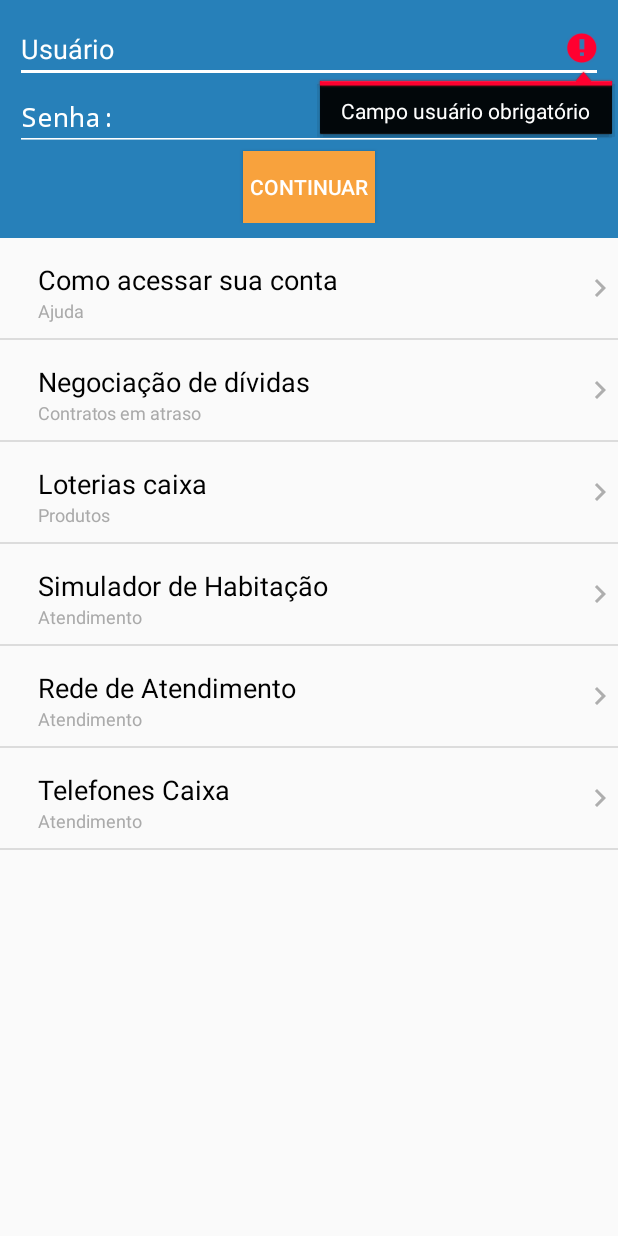
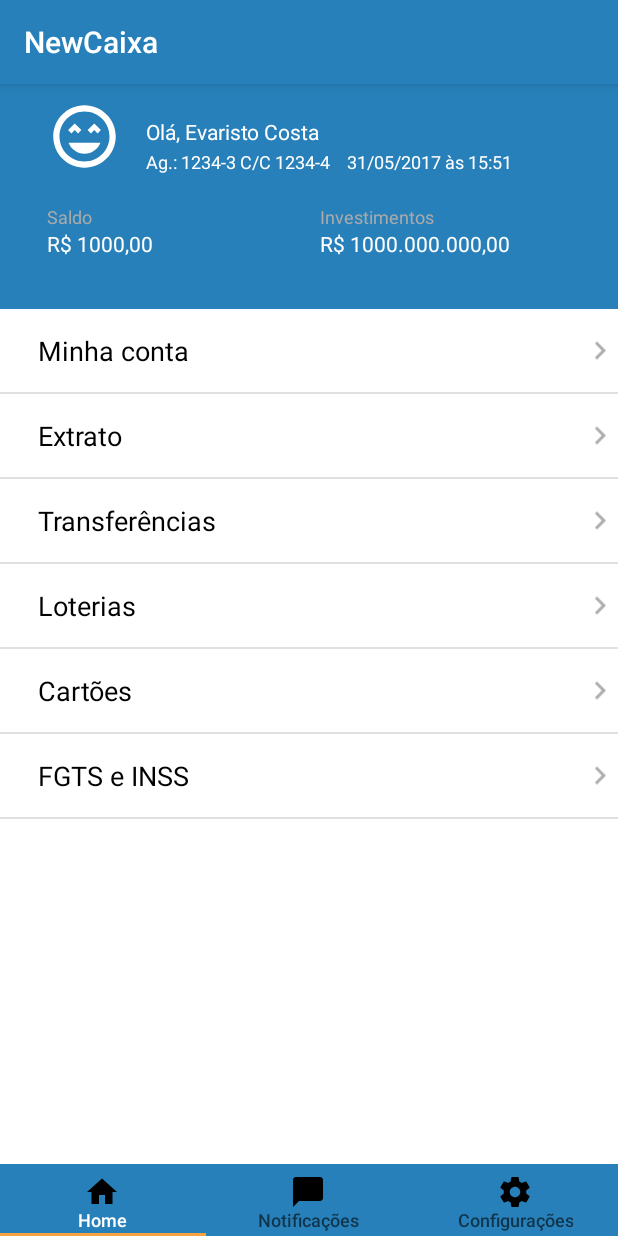
Before and after one commit to tgfarias/newcaixa, an Android app: the LoginActivity screen opened directly, with no data from a screen before it, after a tap on "CONTINUAR", on a phone screen of 412 x 824 dp. Run offline under Robolectric (Android 15) with nearby library versions, the phone set to English and light mode, and no system bars.

Commit message:
Adicionando tabBar, tela inicial

```diff
--- a/app/src/main/AndroidManifest.xml
+++ b/app/src/main/AndroidManifest.xml
@@ -9,13 +9,13 @@
         android:roundIcon="@mipmap/ic_launcher_round"
         android:supportsRtl="true"
         android:theme="@style/AppTheme">
-
         <activity
             android:name=".SplashActivity"
             android:configChanges="orientation|keyboardHidden|screenSize"
             android:label="@string/title_activity_splash"
             android:theme="@style/Theme.AppCompat.NoActionBar">
-            <!--android:theme="@style/FullscreenTheme">-->
+
+            <!-- android:theme="@style/FullscreenTheme"> -->
             <intent-filter>
                 <action android:name="android.intent.action.MAIN" />
 
@@ -25,6 +25,8 @@
         <activity android:name=".MainActivity" />
         <activity android:name=".LoginActivity" />
         <activity android:name=".PrincipalActivity" />
+        <activity android:name=".LogonActivity" />
+        <activity android:name=".ExtratoActivity"></activity>
     </application>
 
 </manifest>
--- /dev/null
+++ b/app/src/main/java/br/com/posmobile/newcaixa/ConfigFragment.java
@@ -0,0 +1,42 @@
+package br.com.posmobile.newcaixa;
+
+import android.os.Bundle;
+import android.support.annotation.Nullable;
+import android.support.v4.app.Fragment;
+import android.view.LayoutInflater;
+import android.view.View;
+import android.view.ViewGroup;
+import android.widget.TextView;
+
+/**
+ * Created by tiagocosta on 01/06/2017.
+ */
+
+public class ConfigFragment extends Fragment {
+    public static final String ARG_PAGE = "ARG_PAGE";
+
+    private int mPage;
+
+    public static ConfigFragment newInstance(int page){
+        Bundle args = new Bundle();
+        args.putInt(ARG_PAGE, page);
+        ConfigFragment fragment = new ConfigFragment();
+        fragment.setArguments(args);
+        return fragment;
+    }
+
+    @Override
+    public void onCreate(@Nullable Bundle savedInstanceState) {
+        super.onCreate(savedInstanceState);
+        mPage = getArguments().getInt(ARG_PAGE);
+    }
+
+    @Nullable
+    @Override
+    public View onCreateView(LayoutInflater inflater, @Nullable ViewGroup container, Bundle savedInstanceState) {
+        View view = inflater.inflate(R.layout.fragment_config, container, false);
+        TextView textView = (TextView) view;
+        textView.setText("Loteria Fragment #" + mPage);
+        return view;
+    }
+}
--- /dev/null
+++ b/app/src/main/java/br/com/posmobile/newcaixa/ExtratoActivity.java
@@ -0,0 +1,35 @@
+package br.com.posmobile.newcaixa;
+
+import android.content.Intent;
+import android.support.v7.app.AppCompatActivity;
+import android.os.Bundle;
+import android.view.MenuItem;
+
+public class ExtratoActivity extends AppCompatActivity {
+
+    @Override
+    protected void onCreate(Bundle savedInstanceState) {
+        super.onCreate(savedInstanceState);
+        getSupportActionBar().setDisplayHomeAsUpEnabled(true); //Mostrar o botão
+        getSupportActionBar().setHomeButtonEnabled(true);
+        setContentView(R.layout.activity_extrato);
+    }
+
+    @Override
+    public void onBackPressed() {
+        finish();
+    }
+
+    @Override
+    public boolean onOptionsItemSelected(MenuItem item) { //Botão adicional na ToolBar
+        switch (item.getItemId()) {
+            case android.R.id.home:  //ID do seu botão (gerado automaticamente pelo android, usando como está, deve funcionar
+                Intent it = new Intent(this, LogonActivity.class);
+                startActivity(it);
+                finish();
+                break;
+            default:break;
+        }
+        return true;
+    }
+}
--- /dev/null
+++ b/app/src/main/java/br/com/posmobile/newcaixa/InternoAdapter.java
@@ -0,0 +1,54 @@
+package br.com.posmobile.newcaixa;
+
+import android.content.Context;
+import android.content.Intent;
+import android.support.v4.view.ViewPager;
+import android.view.LayoutInflater;
+import android.view.View;
+import android.view.ViewGroup;
+import android.widget.BaseAdapter;
+import android.widget.ImageView;
+import android.widget.TextView;
+
+import java.util.List;
+
+/**
+ * Created by tiagocosta on 01/06/2017.
+ */
+
+public class InternoAdapter extends BaseAdapter {
+    Context context;
+    List<String> menuitens;
+
+    public InternoAdapter (Context ctx, List<String> menuitens){
+        this.context = ctx;
+        this.menuitens = menuitens;
+    }
+    @Override
+    public int getCount() {
+        return menuitens.size();
+    }
+
+    @Override
+    public Object getItem(int position) {
+        return menuitens.get(position);
+    }
+
+    @Override
+    public long getItemId(int position) {
+        return position;
+    }
+
+    @Override
+    public View getView(int position, View convertView, ViewGroup parent) {
+        String menuitem = menuitens.get(position);
+        View linha = LayoutInflater.from(context).inflate(R.layout.item_menuinterno, null);
+        TextView tvTitulo = (TextView) linha.findViewById(R.id.tvMenu);
+        ImageView ivSeta = (ImageView) linha.findViewById(R.id.ivSeta);
+
+        tvTitulo.setText(menuitem);
+        ivSeta.setImageResource(R.drawable.ic_chevron_right_black_24dp);
+
+        return linha;
+    }
+}
--- a/app/src/main/java/br/com/posmobile/newcaixa/LoginActivity.java
+++ b/app/src/main/java/br/com/posmobile/newcaixa/LoginActivity.java
@@ -1,6 +1,7 @@
 package br.com.posmobile.newcaixa;
 
 import android.app.Activity;
+import android.content.Intent;
 import android.os.Bundle;
 import android.view.View;
 import android.widget.Button;
@@ -45,11 +46,11 @@ public class LoginActivity extends Activity {
             public void onClick(View v) {
                 String usuario = edUsuario.getText().toString();
                 String senha = edSenha.getText().toString();
-                if(usuario.length() == 0)
-                    edUsuario.setError("Campo usuário obrigatório");
-                else if(senha.length() == 0)
-                    edSenha.setError("Campo senha obrigatório");
-                else
+//                if(usuario.length() == 0)
+//                    edUsuario.setError("Campo usuário obrigatório");
+//                else if(senha.length() == 0)
+//                    edSenha.setError("Campo senha obrigatório");
+//                else
                     login(usuario, senha);
             }
         });
@@ -57,21 +58,22 @@ public class LoginActivity extends Activity {
 
     private void login(String user, String pass)
     {
-        if(!user.equals("Cliente")){
-            edUsuario.setError("Usuário não cadastrado/ativo");
-            edUsuario.setFocusable(true);
-        }
-        else if(!pass.equals("123entrar")) {
-            edSenha.setError("Senha incorreta, tente novamente");
-            edSenha.setText("");
-            edSenha.setFocusable(true);
-        }
-        else
-        {
+//        if(!user.equals("Cliente")){
+//            edUsuario.setError("Usuário não cadastrado/ativo");
+//            edUsuario.setFocusable(true);
+//        }
+//        else if(!pass.equals("123entrar")) {
+//            edSenha.setError("Senha incorreta, tente novamente");
+//            edSenha.setText("");
+//            edSenha.setFocusable(true);
+//        }
+//        else
+//        {
             Toast.makeText(this, "Login realizado com sucesso", Toast.LENGTH_LONG).show();
             edUsuario.setText("");
             edSenha.setText("");
-        }
-
+            Intent i = new Intent(LoginActivity.this, LogonActivity.class);
+            startActivity(i);
+//        }
     }
 }
--- /dev/null
+++ b/app/src/main/java/br/com/posmobile/newcaixa/LogonActivity.java
@@ -0,0 +1,36 @@
+package br.com.posmobile.newcaixa;
+
+import android.support.design.widget.TabLayout;
+import android.support.v4.view.ViewPager;
+import android.support.v7.app.AppCompatActivity;
+import android.os.Bundle;
+
+public class LogonActivity extends AppCompatActivity {
+    private TabLayout tabLayout;
+    private ViewPager viewPager;
+    public static String POSITION = "POSITION";
+
+    @Override
+    protected void onCreate(Bundle savedInstanceState){
+        super.onCreate(savedInstanceState);
+        setContentView(R.layout.activity_logon);
+
+        viewPager = (ViewPager) findViewById(R.id.viewpager);
+        viewPager.setAdapter(new PrincipalFragmentPageAdapter(getSupportFragmentManager(), LogonActivity.this));
+
+        tabLayout = (TabLayout) findViewById(R.id.sliding_tabs);
+        tabLayout.setupWithViewPager(viewPager);
+    }
+
+    @Override
+    public void onSaveInstanceState(Bundle outState){
+        super.onSaveInstanceState(outState);
+        outState.putInt(POSITION, tabLayout.getSelectedTabPosition());
+    }
+
+    @Override
+    protected void onRestoreInstanceState(Bundle savedInstanceState){
+        super.onRestoreInstanceState(savedInstanceState);
+        viewPager.setCurrentItem(savedInstanceState.getInt(POSITION));
+    }
+}
--- /dev/null
+++ b/app/src/main/java/br/com/posmobile/newcaixa/LogonFragment.java
@@ -0,0 +1,80 @@
+package br.com.posmobile.newcaixa;
+
+import android.content.Intent;
+import android.os.Bundle;
+import android.support.annotation.Nullable;
+import android.support.v4.app.Fragment;
+import android.view.LayoutInflater;
+import android.view.View;
+import android.view.ViewGroup;
+import android.widget.AdapterView;
+import android.widget.ListView;
+import android.widget.Toast;
+
+import java.util.ArrayList;
+import java.util.List;
+
+/**
+ * Created by tiagocosta on 31/05/2017.
+ */
+
+public class LogonFragment extends Fragment {
+    public static final String ARG_PAGE = "ARG_PAGE";
+    private ListView lvMenuItens;
+    private int mPage;
+    private InternoAdapter internoAdapter;
+
+    public static LogonFragment newInstance(int page){
+        Bundle args = new Bundle();
+        args.putInt(ARG_PAGE, page);
+        LogonFragment fragment = new LogonFragment();
+        fragment.setArguments(args);
+        return fragment;
+    }
+
+    @Override
+    public void onCreate(@Nullable Bundle savedInstanceState) {
+        super.onCreate(savedInstanceState);
+        mPage = getArguments().getInt(ARG_PAGE);
+    }
+
+    @Nullable
+    @Override
+    public View onCreateView(LayoutInflater inflater, @Nullable ViewGroup container, Bundle savedInstanceState) {
+        View view = inflater.inflate(R.layout.fragment_logon, container, false);
+        //TextView textView = (TextView) view;
+        //textView.setText("Fragment #" + mPage);
+
+        lvMenuItens = (ListView) view.findViewById(R.id.lvMenuItens);
+        final List<String> menuItens = new ArrayList<>();
+        menuItens.add("Minha conta");
+        menuItens.add("Extrato");
+        menuItens.add("Transferências");
+        menuItens.add("Loterias");
+        menuItens.add("Cartões");
+        menuItens.add("FGTS e INSS");
+
+        internoAdapter = new InternoAdapter(getActivity(), menuItens);
+        lvMenuItens.setAdapter(internoAdapter);
+
+        lvMenuItens.setOnItemClickListener(new AdapterView.OnItemClickListener() {
+            @Override
+            public void onItemClick(AdapterView<?> parent, View view, int position, long id) {
+                switch (position)
+               {
+
+                   case 1:
+                       Intent it = new Intent(getActivity(), ExtratoActivity.class);
+                       startActivity(it);
+
+                   case 3:
+                       Intent it2 = new Intent(getActivity(), ExtratoActivity.class);
+                       startActivity(it2);
+                   default:
+                       Toast.makeText(getContext(), menuItens.get(position) + " clicado!!", Toast.LENGTH_LONG).show();
+               }
+            }
+        });
+        return view;
+    }
+}
--- /dev/null
+++ b/app/src/main/java/br/com/posmobile/newcaixa/NotificationsFragment.java
@@ -0,0 +1,42 @@
+package br.com.posmobile.newcaixa;
+
+import android.os.Bundle;
+import android.support.annotation.Nullable;
+import android.support.v4.app.Fragment;
+import android.view.LayoutInflater;
+import android.view.View;
+import android.view.ViewGroup;
+import android.widget.TextView;
+
+/**
+ * Created by tiagocosta on 01/06/2017.
+ */
+
+public class NotificationsFragment extends Fragment {
+    public static final String ARG_PAGE = "ARG_PAGE";
+
+    private int mPage;
+
+    public static NotificationsFragment newInstance(int page){
+        Bundle args = new Bundle();
+        args.putInt(ARG_PAGE, page);
+        NotificationsFragment fragment = new NotificationsFragment();
+        fragment.setArguments(args);
+        return fragment;
+    }
+
+    @Override
+    public void onCreate(@Nullable Bundle savedInstanceState) {
+        super.onCreate(savedInstanceState);
+        mPage = getArguments().getInt(ARG_PAGE);
+    }
+
+    @Nullable
+    @Override
+    public View onCreateView(LayoutInflater inflater, @Nullable ViewGroup container, Bundle savedInstanceState) {
+        View view = inflater.inflate(R.layout.fragment_notifications, container, false);
+        TextView textView = (TextView) view;
+        textView.setText("Extrato Fragment #" + mPage);
+        return view;
+    }
+}
--- /dev/null
+++ b/app/src/main/java/br/com/posmobile/newcaixa/PrincipalFragmentPageAdapter.java
@@ -0,0 +1,66 @@
+package br.com.posmobile.newcaixa;
+
+import android.content.Context;
+import android.graphics.drawable.Drawable;
+import android.support.v4.app.Fragment;
+import android.support.v4.app.FragmentManager;
+import android.support.v4.app.FragmentPagerAdapter;
+import android.support.v4.content.ContextCompat;
+import android.text.Spannable;
+import android.text.SpannableString;
+import android.text.style.ImageSpan;
+
+/**
+ * Created by tiagocosta on 31/05/2017.
+ */
+
+class PrincipalFragmentPageAdapter extends FragmentPagerAdapter {
+    final int PAGE_COUNT = 3;
+    private String tabTitles[] = new String[]{"Home","Notificações","Configurações"};
+    private Context context;
+
+    public PrincipalFragmentPageAdapter(FragmentManager fm, Context context){
+        super(fm);
+        this.context = context;
+    }
+
+    @Override
+    public int getCount() {
+        return PAGE_COUNT;
+    }
+
+    @Override
+    public Fragment getItem(int position) {
+        switch (position){
+            case 0:
+                return LogonFragment.newInstance(position + 1);
+            case 1:
+                return NotificationsFragment.newInstance(position + 1);
+            case 2:
+                return ConfigFragment.newInstance(position + 1);
+            default:
+                return null;
+        }
+    }
+
+    @Override
+    public CharSequence getPageTitle(int position) {
+        // Generate title based on item position
+        //return tabTitles[position];
+        Drawable image = ContextCompat.getDrawable(context, imageResId[position]);
+        image.setBounds(0, 0, image.getIntrinsicWidth(), image.getIntrinsicHeight());
+        SpannableString sb = new SpannableString(" \n" + tabTitles[position]);
+        ImageSpan imageSpan = new ImageSpan(image, ImageSpan.ALIGN_BOTTOM);
+        sb.setSpan(imageSpan, 0, 1, Spannable.SPAN_EXCLUSIVE_EXCLUSIVE);
+        return sb;
+
+    }
+
+    private int[] imageResId = {
+            R.drawable.ic_home_black_24dp,
+            R.drawable.ic_chat_bubble_black_24dp,
+            R.drawable.ic_settings_black_24px
+    };
+
+
+}
--- /dev/null
+++ b/app/src/main/res/drawable/ic_sentiment_very_satisfied_black_24dp.xml
@@ -0,0 +1,9 @@
+<vector xmlns:android="http://schemas.android.com/apk/res/android"
+        android:width="24dp"
+        android:height="24dp"
+        android:viewportWidth="24.0"
+        android:viewportHeight="24.0">
+    <path
+        android:fillColor="#ffffff"
+        android:pathData="M11.99,2C6.47,2 2,6.47 2,12s4.47,10 9.99,10S22,17.53 22,12 17.52,2 11.99,2zM12,20c-4.42,0 -8,-3.58 -8,-8s3.58,-8 8,-8 8,3.58 8,8 -3.58,8 -8,8zM13,9.94L14.06,11l1.06,-1.06L16.18,11l1.06,-1.06 -2.12,-2.12zM8.88,9.94L9.94,11 11,9.94 8.88,7.82 6.76,9.94 7.82,11zM12,17.5c2.33,0 4.31,-1.46 5.11,-3.5L6.89,14c0.8,2.04 2.78,3.5 5.11,3.5z"/>
+</vector>
--- /dev/null
+++ b/app/src/main/res/layout/activity_extrato.xml
@@ -0,0 +1,9 @@
+<?xml version="1.0" encoding="utf-8"?>
+<android.support.constraint.ConstraintLayout xmlns:android="http://schemas.android.com/apk/res/android"
+    xmlns:app="http://schemas.android.com/apk/res-auto"
+    xmlns:tools="http://schemas.android.com/tools"
+    android:layout_width="match_parent"
+    android:layout_height="match_parent"
+    tools:context="br.com.posmobile.newcaixa.ExtratoActivity">
+
+</android.support.constraint.ConstraintLayout>
--- /dev/null
+++ b/app/src/main/res/layout/activity_logon.xml
@@ -0,0 +1,126 @@
+<?xml version="1.0" encoding="utf-8"?>
+<LinearLayout xmlns:android="http://schemas.android.com/apk/res/android"
+    xmlns:app="http://schemas.android.com/apk/res-auto"
+    android:layout_width="match_parent"
+    android:layout_height="match_parent"
+    android:orientation="vertical">
+
+    <RelativeLayout
+        android:layout_width="match_parent"
+        android:layout_height="150dp"
+        android:background="@color/colorPrimary"
+        android:orientation="vertical"
+        android:padding="10dp">
+
+
+        <ImageView
+            android:id="@+id/imageView"
+            android:layout_width="50dp"
+            android:layout_height="50dp"
+            android:layout_alignParentLeft="true"
+            android:layout_alignParentStart="true"
+            android:layout_alignParentTop="true"
+            android:layout_marginLeft="21dp"
+            android:layout_marginStart="21dp"
+            app:srcCompat="@drawable/ic_sentiment_very_satisfied_black_24dp" />
+
+        <TextView
+            android:id="@+id/textView2"
+            android:layout_width="wrap_content"
+            android:layout_height="wrap_content"
+            android:layout_alignParentTop="true"
+            android:layout_marginLeft="16dp"
+            android:layout_marginStart="16dp"
+            android:layout_marginTop="12dp"
+            android:layout_toEndOf="@+id/imageView"
+            android:layout_toRightOf="@+id/imageView"
+            android:text="Olá, Evaristo Costa"
+            android:textColor="#FFF" />
+
+        <TextView
+            android:id="@+id/textView8"
+            android:layout_width="wrap_content"
+            android:layout_height="wrap_content"
+            android:text="Saldo"
+            android:textColor="#AAAAAA"
+            android:textSize="12sp"
+            android:layout_below="@+id/imageView"
+            android:layout_alignLeft="@+id/imageView"
+            android:layout_alignStart="@+id/imageView"
+            android:layout_marginTop="20dp" />
+
+        <TextView
+            android:id="@+id/textView5"
+            android:layout_width="wrap_content"
+            android:layout_height="wrap_content"
+
+            android:layout_alignBottom="@+id/imageView"
+            android:layout_alignLeft="@+id/textView2"
+            android:layout_alignStart="@+id/textView2"
+            android:text="Ag.: 1234-3 C/C 1234-4"
+            android:textColor="#FFF"
+            android:textSize="12sp" />
+
+        <TextView
+            android:id="@+id/textView7"
+            android:layout_width="wrap_content"
+            android:layout_height="wrap_content"
+
+            android:layout_alignBaseline="@+id/textView5"
+            android:layout_alignBottom="@+id/textView5"
+            android:layout_marginLeft="11dp"
+            android:layout_marginStart="11dp"
+            android:layout_toEndOf="@+id/textView5"
+            android:layout_toRightOf="@+id/textView5"
+            android:text="31/05/2017 às 15:51"
+            android:textColor="#FFF"
+            android:textSize="12sp" />
+
+        <TextView
+            android:id="@+id/textView10"
+            android:layout_width="wrap_content"
+            android:layout_height="wrap_content"
+            android:layout_alignTop="@+id/textView8"
+            android:layout_toEndOf="@+id/textView2"
+            android:layout_toRightOf="@+id/textView2"
+            android:text="Investimentos"
+            android:textColor="#AAAAAA"
+            android:textSize="12sp" />
+
+        <TextView
+            android:id="@+id/textView12"
+            android:layout_width="wrap_content"
+            android:layout_height="wrap_content"
+            android:layout_alignLeft="@+id/textView8"
+            android:layout_alignStart="@+id/textView8"
+            android:layout_below="@+id/textView8"
+            android:text="R$ 1000,00"
+            android:textColor="#FFF" />
+
+        <TextView
+            android:id="@+id/textView13"
+            android:layout_width="wrap_content"
+            android:layout_height="wrap_content"
+            android:layout_alignLeft="@+id/textView10"
+            android:layout_alignStart="@+id/textView10"
+            android:layout_below="@+id/textView10"
+            android:text="R$ 1000.000.000,00"
+            android:textColor="#FFF" />
+    </RelativeLayout>
+
+    <android.support.v4.view.ViewPager
+        android:id="@+id/viewpager"
+        android:layout_width="match_parent"
+        android:layout_height="0px"
+        android:layout_weight="1"
+        android:background="@android:color/white" />
+
+    <android.support.design.widget.TabLayout
+        android:id="@+id/sliding_tabs"
+        style="@style/MyCustomTabLayout"
+        android:layout_width="match_parent"
+        android:layout_height="wrap_content"
+        android:layout_alignParentBottom="true"
+        android:elevation="2dp"
+        app:tabMode="fixed" />
+</LinearLayout>
--- /dev/null
+++ b/app/src/main/res/layout/fragment_config.xml
@@ -0,0 +1,5 @@
+<?xml version="1.0" encoding="utf-8"?>
+<TextView xmlns:android="http://schemas.android.com/apk/res/android"
+    android:layout_width="match_parent" android:layout_height="match_parent">
+
+</TextView>
--- /dev/null
+++ b/app/src/main/res/layout/fragment_logon.xml
@@ -0,0 +1,11 @@
+<?xml version="1.0" encoding="utf-8"?>
+<!--<TextView xmlns:android="http://schemas.android.com/apk/res/android"-->
+    <!--android:layout_width="match_parent"-->
+    <!--android:layout_height="match_parent"-->
+    <!--android:gravity="center">-->
+<!--</TextView>-->
+<ListView
+xmlns:android="http://schemas.android.com/apk/res/android"
+android:id="@+id/lvMenuItens"
+android:layout_width="match_parent"
+android:layout_height="match_parent" />
--- /dev/null
+++ b/app/src/main/res/layout/fragment_notifications.xml
@@ -0,0 +1,5 @@
+<?xml version="1.0" encoding="utf-8"?>
+<TextView xmlns:android="http://schemas.android.com/apk/res/android"
+    android:layout_width="match_parent" android:layout_height="match_parent">
+
+</TextView>
--- /dev/null
+++ b/app/src/main/res/layout/item_menuinterno.xml
@@ -0,0 +1,32 @@
+<?xml version="1.0" encoding="utf-8"?>
+<RelativeLayout xmlns:android="http://schemas.android.com/apk/res/android"
+    xmlns:app="http://schemas.android.com/apk/res-auto"
+    android:layout_width="match_parent" android:layout_height="match_parent">
+
+    <TextView
+        android:id="@+id/tvMenu"
+        android:layout_width="wrap_content"
+        android:layout_height="wrap_content"
+        android:layout_alignParentLeft="true"
+        android:layout_alignParentStart="true"
+        android:layout_alignParentTop="true"
+        android:layout_marginLeft="25dp"
+        android:layout_marginStart="25dp"
+        android:layout_marginTop="15dp"
+        android:paddingBottom="15dp"
+        android:text="Minha conta"
+        android:textColor="@android:color/black"
+        android:textSize="18sp" />
+
+
+
+    <ImageView
+        android:id="@+id/ivSeta"
+        android:layout_width="wrap_content"
+        android:layout_height="wrap_content"
+        app:srcCompat="@android:drawable/ic_media_play"
+        android:layout_alignParentRight="true"
+        android:layout_alignParentEnd="true"
+        android:layout_alignParentTop="true"
+        android:layout_alignBottom="@+id/tvMenu" />
+</RelativeLayout>
--- a/app/src/main/res/values/colors.xml
+++ b/app/src/main/res/values/colors.xml
@@ -4,4 +4,5 @@
     <color name="colorPrimaryDark">#303f9f</color>
     <color name="colorAccent">#f8a23d</color>
     <color name="black_overlay">#66000000</color>
+    <color name="white_overlay">#FFFFFFFF</color>
 </resources>
--- a/app/src/main/res/values/dimens.xml
+++ b/app/src/main/res/values/dimens.xml
@@ -2,4 +2,8 @@
     <!-- Default screen margins, per the Android Design guidelines. -->
     <dimen name="activity_horizontal_margin">16dp</dimen>
     <dimen name="activity_vertical_margin">16dp</dimen>
+    <dimen name="tab_max_width">264dp</dimen>
+    <dimen name="tab_padding_bottom">16dp</dimen>
+    <dimen name="tab_label">14sp</dimen>
+    <dimen name="custom_tab_layout_height">72dp</dimen>
 </resources>
--- a/app/src/main/res/values/styles.xml
+++ b/app/src/main/res/values/styles.xml
@@ -20,4 +20,23 @@
         <item name="android:background">@color/black_overlay</item>
     </style>
 
+    <style name="MyCustomTabLayout" parent="Widget.Design.TabLayout">
+        <item name="tabMaxWidth">@dimen/tab_max_width</item>
+        <item name="tabIndicatorColor">?attr/colorAccent</item>
+        <item name="tabIndicatorHeight">2dp</item>
+        <item name="tabPaddingStart">12dp</item>
+        <item name="tabPaddingEnd">12dp</item>
+        <item name="tabBackground">?attr/colorPrimary</item>
+        <item name="tabTextAppearance">@style/MyCustomTabTextAppearance</item>
+        <!--<item name="tabSelectedTextColor">?android:textColorPrimary</item>-->
+        <item name="tabSelectedTextColor">@color/white_overlay</item>
+    </style>
+
+    <style name="MyCustomTabTextAppearance" parent="TextAppearance.Design.Tab">
+        <!--<item name="android:textSize">10sp</item>
+        <item name="android:textColor">?android:textColorSecondary</item>-->
+        <item name="textAllCaps">false</item>
+    </style>
+
+
 </resources>
```
